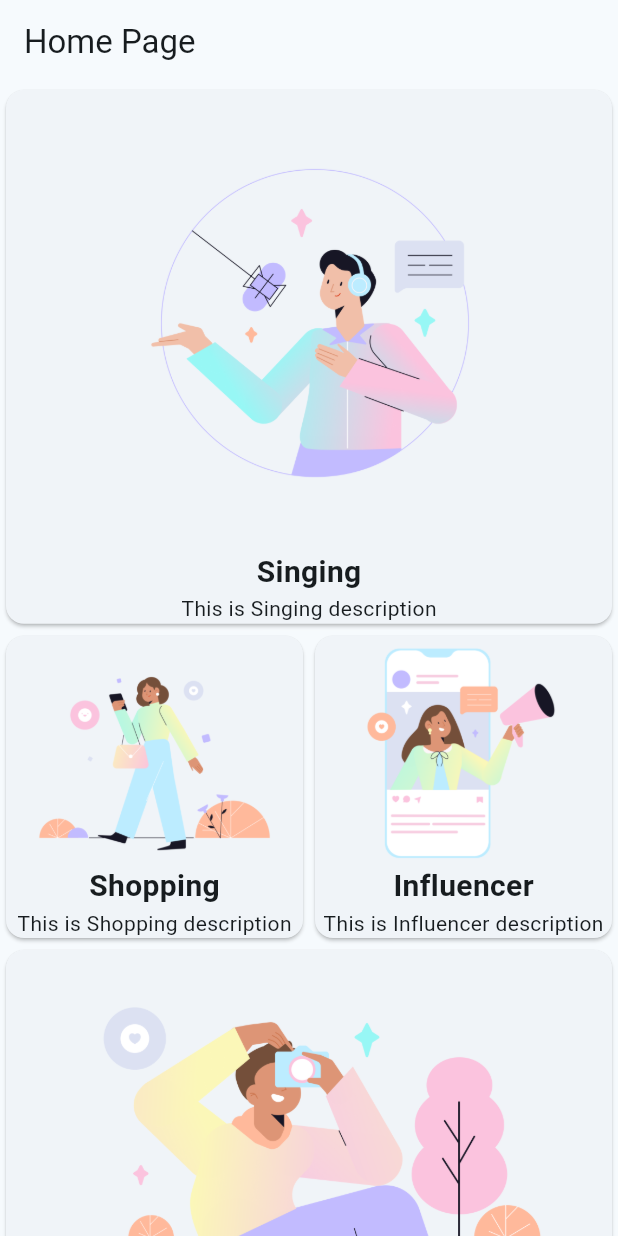
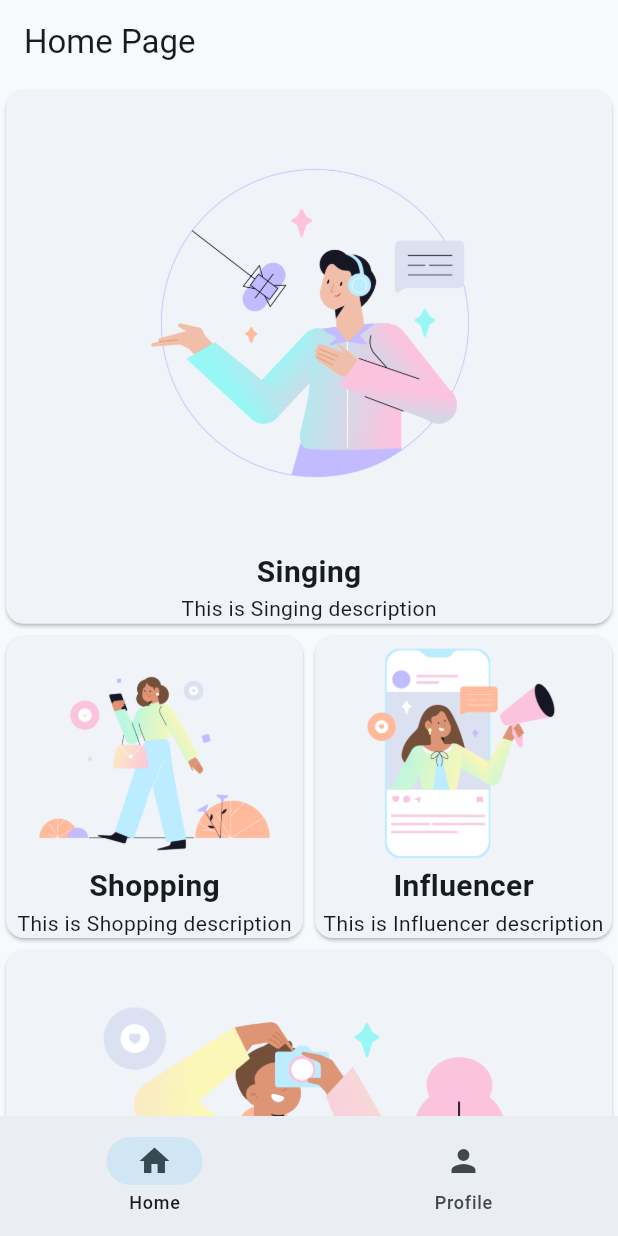
Before and after one commit to themohitkhandal/flutter_app, a Flutter app: the screen it shows after launch, on a phone screen of 412 x 824 dp. Run offline on Flutter 3.47's test engine with Material 2 defaults, Android fonts, the phone set to English and light mode, and no system bars.

```diff
--- a/lib/main.dart
+++ b/lib/main.dart
@@ -1,5 +1,5 @@
 import 'package:flutter/material.dart';
-import 'package:flutter_app/pages/home_page.dart';
+import 'package:flutter_app/widget_tree.dart';
 
 void main() {
   runApp(const MyApp());
@@ -18,7 +18,7 @@ class MyApp extends StatelessWidget {
         colorScheme: ColorScheme.fromSeed(seedColor: Colors.blueGrey),
         useMaterial3: true,
       ),
-      home: const HomePage(),
+      home: const WidgetTree(),
     );
   }
 }
--- a/lib/pages/home_page.dart
+++ b/lib/pages/home_page.dart
@@ -1,6 +1,5 @@
 import 'package:flutter/material.dart';
 import 'package:flutter_app/class/card_class.dart';
-import 'package:flutter_app/core/constants.dart';
 import 'package:flutter_app/widget/card_widget.dart';
 
 class HomePage extends StatelessWidget {
--- /dev/null
+++ b/lib/pages/profile_page.dart
@@ -0,0 +1,14 @@
+import 'package:flutter/material.dart';
+
+class ProfilePage extends StatelessWidget {
+  const ProfilePage({super.key});
+
+  @override
+  Widget build(BuildContext context) {
+    return Scaffold(
+      appBar: AppBar(
+        title: const Text('Profile'),
+      ),
+    );
+  }
+}
--- a/lib/widget/card_widget.dart
+++ b/lib/widget/card_widget.dart
@@ -23,7 +23,7 @@ class CardWidget extends StatelessWidget {
         );
       },
       child: Card(
-        child: Container(
+        child: SizedBox(
             width: double.infinity,
             child: Column(
               children: [
--- /dev/null
+++ b/lib/widget_tree.dart
@@ -0,0 +1,41 @@
+import 'package:flutter/material.dart';
+import 'package:flutter_app/pages/home_page.dart';
+import 'package:flutter_app/pages/profile_page.dart';
+
+class WidgetTree extends StatefulWidget {
+  const WidgetTree({super.key});
+
+  @override
+  State<WidgetTree> createState() => _WidgetTreeState();
+}
+
+class _WidgetTreeState extends State<WidgetTree> {
+  int currentPage = 0;
+
+  List<Widget> pages = const [HomePage(), ProfilePage()];
+
+  @override
+  Widget build(BuildContext context) {
+    return Scaffold(
+      body: pages.elementAt(currentPage),
+      bottomNavigationBar: NavigationBar(
+        destinations: const [
+          NavigationDestination(
+            icon: Icon(Icons.home),
+            label: 'Home',
+          ),
+          NavigationDestination(
+            icon: Icon(Icons.person),
+            label: 'Profile',
+          )
+        ],
+        selectedIndex: currentPage,
+        onDestinationSelected: (int value) {
+          setState(() {
+            currentPage = value;
+          });
+        },
+      ),
+    );
+  }
+}
```
